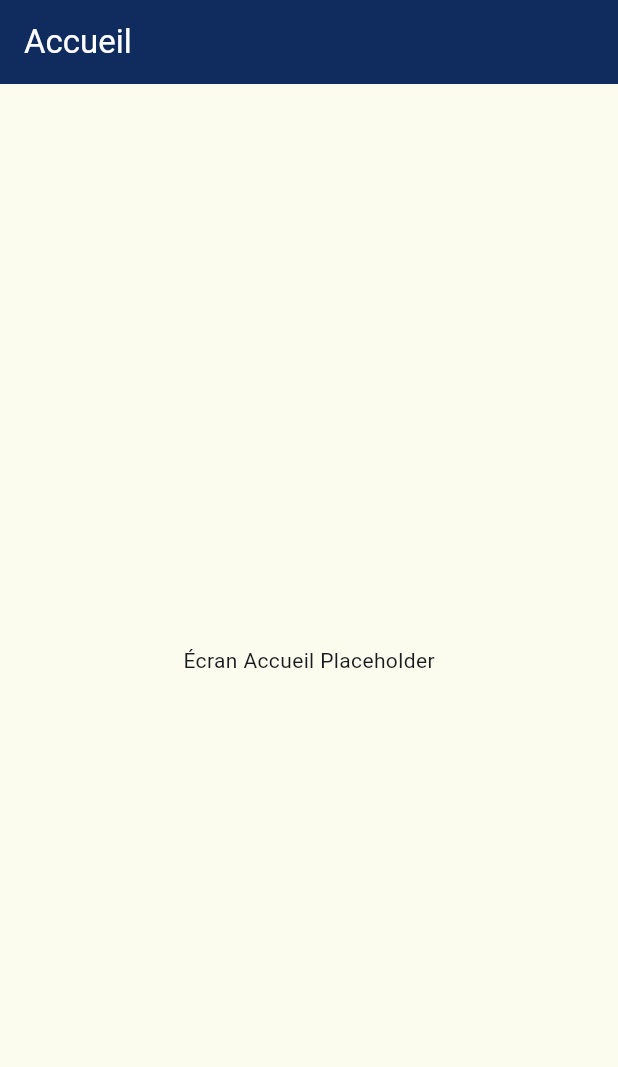
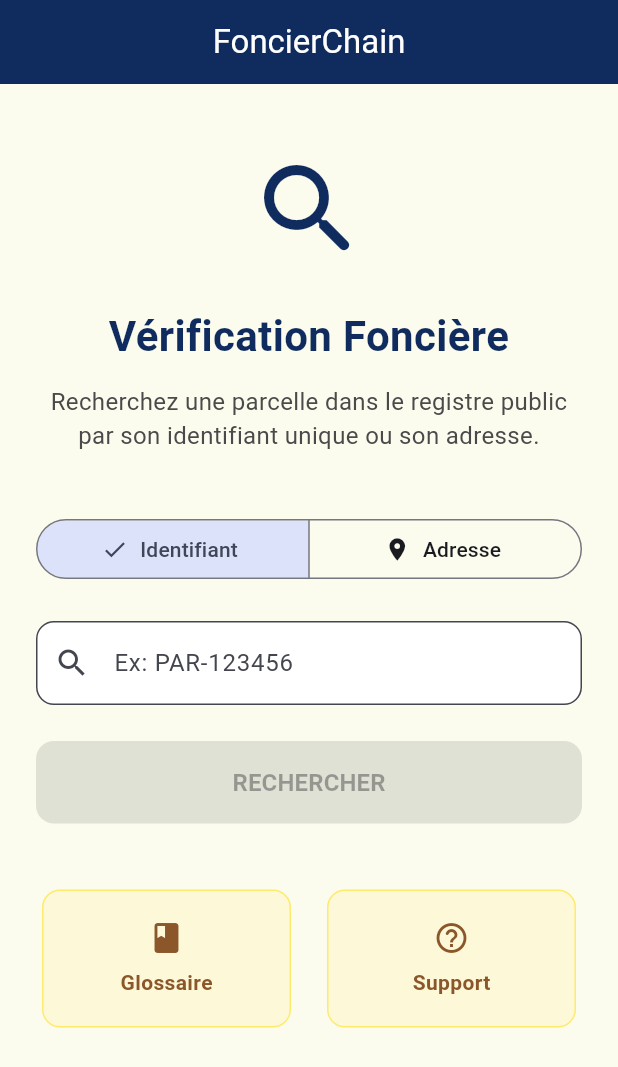
Before and after one commit to momossini/foncierchain_verification_flutter_app, a Flutter app: the screen it shows after launch, on a phone screen of 412 x 824 dp. Shown: the top 1067 px of the screen. Run offline on Flutter 3.47's test engine with Material 3 defaults, Android fonts, the phone set to English and light mode, and no system bars; our stand-ins replace dio, flutter_riverpod, freezed_annotation, go_router, riverpod_annotation; generated files the repository leaves out were written again.

Commit message:
feat: implement Phase 4: Home Screen
- Implement SearchQuery provider for search state management.
- Design and implement HomeScreen UI with modern institutional style.
- Add SearchMode selector (Identifiant vs Adresse).
- Add quick links to Glossary and Support screens.
- Fix ElevatedButton shape styling error.
- Update PROGRESS.md.

Co-authored-by: Momossini <152671307+Momossini@users.noreply.github.com>

```diff
--- a/lib/features/home/home_screen.dart
+++ b/lib/features/home/home_screen.dart
@@ -1,13 +1,189 @@
 import 'package:flutter/material.dart';
+import 'package:flutter_riverpod/flutter_riverpod.dart';
+import 'package:go_router/go_router.dart';
+import '../../core/theme/app_colors.dart';
+import '../search/search_providers.dart';
 
-class HomeScreen extends StatelessWidget {
+class HomeScreen extends ConsumerWidget {
   const HomeScreen({super.key});
 
   @override
+  Widget build(BuildContext context, WidgetRef ref) {
+    final searchState = ref.watch(searchQueryProvider);
+
+    return Scaffold(
+      appBar: AppBar(
+        title: const Text('FoncierChain'),
+        centerTitle: true,
+      ),
+      body: SingleChildScrollView(
+        padding: const EdgeInsets.all(24.0),
+        child: Column(
+          crossAxisAlignment: CrossAxisAlignment.stretch,
+          children: [
+            const SizedBox(height: 20),
+            const Icon(
+              Icons.search_rounded,
+              size: 80,
+              color: AppColors.primary,
+            ),
+            const SizedBox(height: 24),
+            const Text(
+              'Vérification Foncière',
+              textAlign: TextAlign.center,
+              style: TextStyle(
+                fontSize: 28,
+                fontWeight: FontWeight.bold,
+                color: AppColors.primary,
+              ),
+            ),
+            const SizedBox(height: 12),
+            const Text(
+              'Recherchez une parcelle dans le registre public par son identifiant unique ou son adresse.',
+              textAlign: TextAlign.center,
+              style: TextStyle(
+                fontSize: 16,
+                color: AppColors.darkGrey,
+              ),
+            ),
+            const SizedBox(height: 40),
+
+            // Sélecteur de mode de recherche
+            SegmentedButton<SearchMode>(
+              segments: const [
+                ButtonSegment(
+                  value: SearchMode.uid,
+                  label: Text('Identifiant'),
+                  icon: Icon(Icons.pin),
+                ),
+                ButtonSegment(
+                  value: SearchMode.address,
+                  label: Text('Adresse'),
+                  icon: Icon(Icons.location_on),
+                ),
+              ],
+              selected: {searchState.mode},
+              onSelectionChanged: (newSelection) {
+                ref.read(searchQueryProvider.notifier).updateMode(newSelection.first);
+              },
+            ),
+            const SizedBox(height: 24),
+
+            // Champ de recherche
+            TextField(
+              decoration: InputDecoration(
+                hintText: searchState.mode == SearchMode.uid
+                    ? 'Ex: PAR-123456'
+                    : 'Ex: 123 rue de la Paix',
+                prefixIcon: const Icon(Icons.search),
+                border: OutlineInputBorder(
+                  borderRadius: BorderRadius.circular(12),
+                ),
+                filled: true,
+                fillColor: Colors.white,
+              ),
+              onChanged: (value) {
+                ref.read(searchQueryProvider.notifier).updateQuery(value);
+              },
+              onSubmitted: (_) => _performSearch(context, ref, searchState),
+            ),
+            const SizedBox(height: 24),
+
+            // Bouton de recherche
+            ElevatedButton(
+              style: ElevatedButton.styleFrom(
+                backgroundColor: AppColors.primary,
+                foregroundColor: Colors.white,
+                padding: const EdgeInsets.symmetric(vertical: 16),
+                shape: RoundedRectangleBorder(
+                  borderRadius: BorderRadius.circular(12),
+                ),
+              ),
+              onPressed: searchState.query.isEmpty
+                ? null
+                : () => _performSearch(context, ref, searchState),
+              child: const Text(
+                'RECHERCHER',
+                style: TextStyle(fontSize: 16, fontWeight: FontWeight.bold),
+              ),
+            ),
+            const SizedBox(height: 40),
+
+            // Liens rapides
+            Row(
+              children: [
+                Expanded(
+                  child: _QuickLinkCard(
+                    title: 'Glossaire',
+                    icon: Icons.book_rounded,
+                    onTap: () => context.push('/glossary'),
+                  ),
+                ),
+                const SizedBox(width: 16),
+                Expanded(
+                  child: _QuickLinkCard(
+                    title: 'Support',
+                    icon: Icons.help_outline_rounded,
+                    onTap: () => context.push('/support'),
+                  ),
+                ),
+              ],
+            ),
+          ],
+        ),
+      ),
+    );
+  }
+
+  void _performSearch(BuildContext context, WidgetRef ref, ({SearchMode mode, String query}) searchState) {
+    if (searchState.query.isEmpty) return;
+
+    // Pour le moment, on navigue juste vers l'écran des résultats.
+    // La recherche réelle sera effectuée par le ResultsScreen en utilisant le provider.
+    context.push('/search-results');
+  }
+}
+
+class _QuickLinkCard extends StatelessWidget {
+  final String title;
+  final IconData icon;
+  final VoidCallback onTap;
+
+  const _QuickLinkCard({
+    required this.title,
+    required this.icon,
+    required this.onTap,
+  });
+
+  @override
   Widget build(BuildContext context) {
-    return Scaffold(
-      appBar: AppBar(title: const Text('Accueil')),
-      body: const Center(child: Text('Écran Accueil Placeholder')),
+    return Card(
+      elevation: 0,
+      color: AppColors.lightYellow.withOpacity(0.5),
+      shape: RoundedRectangleBorder(
+        borderRadius: BorderRadius.circular(12),
+        side: BorderSide(color: AppColors.yellow.withOpacity(0.5)),
+      ),
+      child: InkWell(
+        onTap: onTap,
+        borderRadius: BorderRadius.circular(12),
+        child: Padding(
+          padding: const EdgeInsets.symmetric(vertical: 20),
+          child: Column(
+            children: [
+              Icon(icon, color: AppColors.brown),
+              const SizedBox(height: 8),
+              Text(
+                title,
+                style: const TextStyle(
+                  fontWeight: FontWeight.bold,
+                  color: AppColors.brown,
+                ),
+              ),
+            ],
+          ),
+        ),
+      ),
     );
   }
 }
--- /dev/null
+++ b/lib/features/search/search_providers.dart
@@ -0,0 +1,36 @@
+import 'package:riverpod_annotation/riverpod_annotation.dart';
+import '../../data/models/parcel_public.dart';
+import '../../data/repositories/parcel_repository.dart';
+
+part 'search_providers.g.dart';
+
+enum SearchMode { uid, address }
+
+@riverpod
+class SearchQuery extends _$SearchQuery {
+  @override
+  ({SearchMode mode, String query}) build() {
+    return (mode: SearchMode.uid, query: '');
+  }
+
+  void updateMode(SearchMode mode) {
+    state = (mode: mode, query: state.query);
+  }
+
+  void updateQuery(String query) {
+    state = (mode: state.mode, query: query);
+  }
+}
+
+@riverpod
+Future<List<ParcelPublic>> searchResults(SearchResultsRef ref, {String? uid, String? address}) {
+  final repository = ref.watch(parcelRepositoryProvider);
+
+  if (uid != null && uid.isNotEmpty) {
+    return repository.searchByParcelUid(uid);
+  } else if (address != null && address.isNotEmpty) {
+    return repository.searchByAddress(address);
+  }
+
+  return Future.value([]);
+}
```
Also changed, not shown: lib/features/search/search_providers.g.dart (added), 1 other file.
